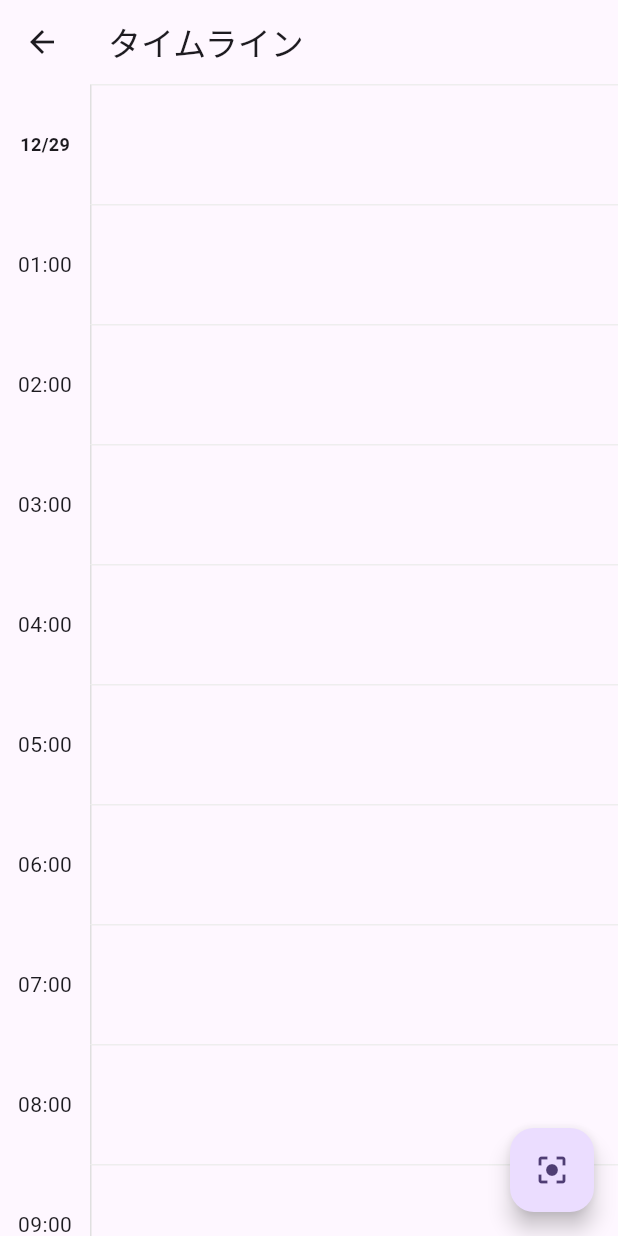
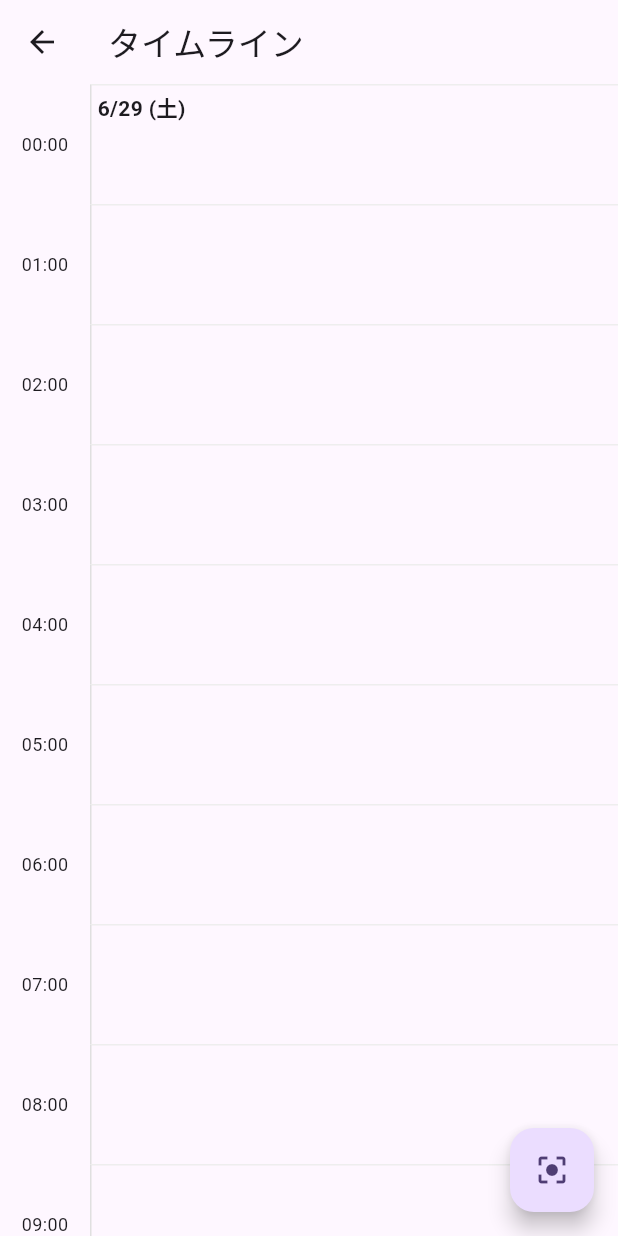
Before and after one commit to otonasi-muonn/schedule-share-app, a Flutter app: the screen it shows once a user with an empty profile is signed in, after a tap on the "timeline" icon, on a phone screen of 412 x 824 dp. Run offline on Flutter 3.47's test engine with Material 3 defaults, Android fonts, the phone set to English and light mode, and no system bars; our stand-ins replace cloud_firestore, firebase_auth, firebase_core, table_calendar; accounts and stored records are empty.

Commit message:
fix(timeline)!: タイムラインの全バグを修正し、機能を完成

```diff
--- a/lib/presentation/timeline_view/timeline_view_screen.dart
+++ b/lib/presentation/timeline_view/timeline_view_screen.dart
@@ -1,9 +1,26 @@
-import 'dart:async'; // Timerを使うためにインポート
+import 'dart:async';
 import 'package:cloud_firestore/cloud_firestore.dart';
 import 'package:firebase_auth/firebase_auth.dart';
 import 'package:flutter/material.dart';
 import 'package:intl/intl.dart';
 import 'package:collection/collection.dart';
+
+// 予定ブロックの描画情報を保持するためのヘルパークラス
+class RenderableEvent {
+  final DocumentSnapshot doc;
+  final DateTime displayStart;
+  final DateTime displayEnd;
+  int column;
+  int totalColumns;
+
+  RenderableEvent({
+    required this.doc,
+    required this.displayStart,
+    required this.displayEnd,
+    this.column = 0,
+    this.totalColumns = 1,
+  });
+}
 
 class TimelineViewScreen extends StatefulWidget {
   final DateTime initialDate;
@@ -20,7 +37,7 @@ class TimelineViewScreen extends StatefulWidget {
 class _TimelineViewScreenState extends State<TimelineViewScreen> {
   final ScrollController _scrollController = ScrollController();
   final double _hourHeight = 80.0;
-  final int _totalDays = 365; // 表示する合計日数（約1年分）
+  final int _totalDays = 365 * 2; // 約2年分
   late final DateTime _startDate;
   late final int _initialDayIndex;
 
@@ -30,7 +47,6 @@ class _TimelineViewScreenState extends State<TimelineViewScreen> {
     _initialDayIndex = _totalDays ~/ 2;
     _startDate = DateUtils.dateOnly(widget.initialDate).subtract(Duration(days: _initialDayIndex));
 
-    // --- MODIFIED! タイミング問題を解決するため、Timerで少し遅らせて実行 ---
     Timer(const Duration(milliseconds: 1), () {
       if (mounted) {
         final initialOffset = _initialDayIndex * _hourHeight * 24;
@@ -45,24 +61,18 @@ class _TimelineViewScreenState extends State<TimelineViewScreen> {
     super.dispose();
   }
 
-  // 時刻から、その日の0時を基準としたY座標オフセットを計算する
-  double _calculateTopOffset(DateTime time) {
-    return time.hour * _hourHeight + time.minute / 60.0 * _hourHeight;
-  }
-
   @override
   Widget build(BuildContext context) {
     final user = FirebaseAuth.instance.currentUser;
     return Scaffold(
-      appBar: AppBar(
-        title: const Text('タイムライン'),
-      ),
+      appBar: AppBar(title: const Text('タイムライン')),
       body: StreamBuilder<QuerySnapshot>(
         stream: FirebaseFirestore.instance
             .collection('schedules')
             .where('userId', isEqualTo: user?.uid)
             .where('startTime', isGreaterThanOrEqualTo: _startDate)
             .where('startTime', isLessThan: _startDate.add(Duration(days: _totalDays)))
+            .orderBy('startTime')
             .snapshots(),
         builder: (context, snapshot) {
           if (snapshot.connectionState == ConnectionState.waiting) {
@@ -71,18 +81,8 @@ class _TimelineViewScreenState extends State<TimelineViewScreen> {
           if (snapshot.hasError) {
             return Center(child: Text('エラー: ${snapshot.error}'));
           }
-
           final allDocs = snapshot.data?.docs ?? [];
-
-          // --- MODIFIED! タイムライン全体をStackで構築し、その上に予定ブロックを描画する ---
-          return Stack(
-            children: [
-              // 背景グリッドと時間軸
-              _buildBackgroundGrid(),
-              // 予定ブロック
-              ..._buildAllScheduleBlocks(allDocs),
-            ],
-          );
+          return _buildTimeline(allDocs);
         },
       ),
       floatingActionButton: FloatingActionButton(
@@ -96,11 +96,18 @@ class _TimelineViewScreenState extends State<TimelineViewScreen> {
     );
   }
 
-  // --- MODIFIED! 1つのListViewで時間軸と背景グリッドを描画する方式に変更 ---
-  Widget _buildBackgroundGrid() {
-    return ListView.builder(
+  Widget _buildTimeline(List<QueryDocumentSnapshot> allDocs) {
+    final scheduleAreaWidth = MediaQuery.of(context).size.width - 60;
+
+    // --- NEW! すべてのイベントを事前にレイアウト計算する ---
+    final allRenderableEvents = _calculateLayout(allDocs);
+
+    return Stack(
+      children: [
+        // --- MODIFIED! 1つのListViewで時間軸と背景グリッドを描画 ---
+        ListView.builder(
           controller: _scrollController,
-      itemCount: _totalDays * 24, // 1時間ごとに1アイテム
+          itemCount: _totalDays * 24,
           itemExtent: _hourHeight,
           itemBuilder: (context, index) {
             final dayIndex = index ~/ 24;
@@ -109,53 +116,79 @@ class _TimelineViewScreenState extends State<TimelineViewScreen> {
 
             return Row(
               children: [
-            // 左側の時間軸
                 SizedBox(
                   width: 60,
                   height: _hourHeight,
                   child: Center(
-                // 0時の場合は日付を表示
-                child: hour == 0
-                    ? Text('${day.month}/${day.day}', style: const TextStyle(fontWeight: FontWeight.bold, fontSize: 12))
-                    : Text('${hour.toString().padLeft(2, '0')}:00'),
+                    // --- MODIFIED! 0時の表示を修正 ---
+                    child: Text('${hour.toString().padLeft(2, '0')}:00', style: const TextStyle(fontSize: 12)),
                   ),
                 ),
-            // 右側の罫線
                 Expanded(
                   child: Container(
-                decoration: BoxDecoration(border: Border(top: BorderSide(color: Colors.grey.shade200), left: BorderSide(color: Colors.grey.shade300))),
+                    decoration: BoxDecoration(
+                      border: Border(top: BorderSide(color: Colors.grey.shade200), left: BorderSide(color: Colors.grey.shade300)),
+                    ),
+                    // 0時の場合は、日付ラベルを重ねて表示
+                    child: hour == 0
+                        ? Align(
+                            alignment: Alignment.topLeft,
+                            child: Padding(
+                              padding: const EdgeInsets.all(4.0),
+                              child: Text('${day.month}/${day.day} (${DateFormat.E('ja').format(day)})',
+                                style: TextStyle(fontWeight: FontWeight.bold, color: DateUtils.isSameDay(day, widget.initialDate) ? Colors.deepPurple : null),
+                              ),
+                            ),
+                          )
+                        : null,
                   ),
                 ),
               ],
             );
           },
+        ),
+        // --- NEW! 計算済みのすべての予定ブロックを一度に描画 ---
+        ..._buildEventWidgets(allRenderableEvents, scheduleAreaWidth),
+        // --- NEW! 現在時刻の線もStackの一番上に描画 ---
+        _buildCurrentTimeIndicator(),
+      ],
     );
   }
 
-  // --- MODIFIED! 日またぎを考慮して、すべての予定ブロックを一度に生成する ---
-  List<Widget> _buildAllScheduleBlocks(List<QueryDocumentSnapshot> allDocs) {
-    final scheduleAreaWidth = MediaQuery.of(context).size.width - 60;
+  // --- NEW! 日またぎを考慮し、レイアウト情報を計算するメソッド ---
+  List<RenderableEvent> _calculateLayout(List<QueryDocumentSnapshot> allDocs) {
+    List<RenderableEvent> renderableEvents = [];
 
-    // 日付ごとに予定をグループ化
-    final groupedSchedules = groupBy(allDocs, (QueryDocumentSnapshot doc) {
+    // 日またぎの予定を分割する
+    for (final doc in allDocs) {
       final data = doc.data() as Map<String, dynamic>;
-      final timestamp = data['startTime'] as Timestamp;
-      return DateUtils.dateOnly(timestamp.toDate());
-    });
+      final isAllDay = data['isAllDay'] as bool? ?? false;
+      if (isAllDay) continue;
 
-    final List<Widget> positionedEvents = [];
-    groupedSchedules.forEach((day, docs) {
-      // --- 重なり計算ロジック (以前と同じ) ---
-      final events = docs.map((doc) {
-        final data = doc.data() as Map<String, dynamic>;
-        return { 'doc': doc, 'start': (data['startTime'] as Timestamp).toDate(), 'end': (data['endTime'] as Timestamp).toDate() };
-      }).toList()..sort((a, b) => (a['start'] as DateTime).compareTo(b['start'] as DateTime));
+      final start = (data['startTime'] as Timestamp).toDate();
+      final end = (data['endTime'] as Timestamp).toDate();
 
-      final List<List<Map<String, dynamic>>> columns = [];
-      for (final event in events) {
+      var current = start;
+      while (current.isBefore(end)) {
+        final endOfCurrentDay = DateUtils.dateOnly(current).add(const Duration(days: 1));
+        final blockEnd = end.isBefore(endOfCurrentDay) ? end : endOfCurrentDay;
+        renderableEvents.add(RenderableEvent(doc: doc, displayStart: current, displayEnd: blockEnd));
+        current = endOfCurrentDay;
+      }
+    }
+
+    // 日付ごとにグループ化
+    final groupedByDay = groupBy(renderableEvents, (e) => DateUtils.dateOnly(e.displayStart));
+
+    // 各日付内で、重なりの計算を行う
+    groupedByDay.forEach((day, eventsOnDay) {
+      eventsOnDay.sort((a, b) => a.displayStart.compareTo(b.displayStart));
+
+      final List<List<RenderableEvent>> columns = [];
+      for (final event in eventsOnDay) {
         bool placed = false;
         for (final col in columns) {
-          if (!(col.last['end'] as DateTime).isAfter(event['start'] as DateTime)) {
+          if (!col.last.displayEnd.isAfter(event.displayStart)) {
             col.add(event);
             placed = true;
             break;
@@ -164,42 +197,55 @@ class _TimelineViewScreenState extends State<TimelineViewScreen> {
         if (!placed) { columns.add([event]); }
       }
 
-      final columnWidth = scheduleAreaWidth / columns.length;
-      for (int i = 0; i < columns.length; i++) {
-        final col = columns[i];
-        for (final event in col) {
-          final data = event['doc'].data() as Map<String, dynamic>;
-          if (data['isAllDay'] as bool? ?? false) continue; // 終日はタイムラインに表示しない
+      for(int i = 0; i < columns.length; i++) {
+        for(final event in columns[i]) {
+          event.column = i;
+          event.totalColumns = columns.length;
+        }
+      }
+    });
 
-          final startDateTime = event['start'] as DateTime;
-          final endDateTime = event['end'] as DateTime;
+    return renderableEvents;
+  }
 
-          final dayIndex = DateUtils.dateOnly(startDateTime).difference(_startDate).inDays;
-          final top = (dayIndex * _hourHeight * 24) + _calculateTopOffset(startDateTime);
-          final height = endDateTime.difference(startDateTime).inMinutes / 60.0 * _hourHeight;
-          final left = 60 + (i * columnWidth);
+  // --- NEW! 計算済みのレイアウト情報をもとに、Widgetを生成する ---
+  List<Widget> _buildEventWidgets(List<RenderableEvent> renderableEvents, double availableWidth) {
+    return renderableEvents.map((event) {
+      final data = event.doc.data() as Map<String, dynamic>;
 
-          positionedEvents.add(
-            Positioned(
+      final dayIndex = DateUtils.dateOnly(event.displayStart).difference(_startDate).inDays;
+      if (dayIndex < 0) return const SizedBox.shrink();
+
+      final top = (dayIndex * _hourHeight * 24) + _calculateTopOffset(event.displayStart);
+      final height = event.displayEnd.difference(event.displayStart).inMinutes / 60.0 * _hourHeight;
+
+      final columnWidth = availableWidth / event.totalColumns;
+      final left = 60 + (event.column * columnWidth);
+
+      return Positioned(
         top: top, left: left, width: columnWidth, height: height,
         child: Container(
           padding: const EdgeInsets.all(4), margin: const EdgeInsets.symmetric(horizontal: 2),
           decoration: BoxDecoration(color: Colors.blue.withAlpha(200), borderRadius: BorderRadius.circular(4)),
           child: Text(data['title'], style: const TextStyle(color: Colors.white, fontSize: 12), overflow: TextOverflow.ellipsis),
         ),
-            ),
       );
+    }).toList();
   }
+
+  // --- NEW! 時間からY座標のオフセットを計算するヘルパーメソッド ---
+  double _calculateTopOffset(DateTime time) {
+    return (time.hour + time.minute / 60.0) * _hourHeight;
   }
-    });
 
-    // 現在時刻の線は、他のすべての要素より手前に表示するために最後に追加
+  Widget _buildCurrentTimeIndicator() {
     final now = DateTime.now();
     final dayIndex = DateUtils.dateOnly(now).difference(_startDate).inDays;
-    if (dayIndex >= 0 && dayIndex < _totalDays) {
+    if (dayIndex < 0 || dayIndex >= _totalDays) return const SizedBox.shrink();
+
     final top = (dayIndex * _hourHeight * 24) + _calculateTopOffset(now);
-      positionedEvents.add(
-        Positioned(
+
+    return Positioned(
       top: top - 1, left: 60 - 8, right: 0,
       child: Row(
         children: [
@@ -207,10 +253,6 @@ class _TimelineViewScreenState extends State<TimelineViewScreen> {
           Expanded(child: Container(height: 2, color: Colors.red[700])),
         ],
       ),
-        ),
     );
   }
-
-    return positionedEvents;
 }
-}
```
Lines whose indentation alone changed are shown as unchanged.
